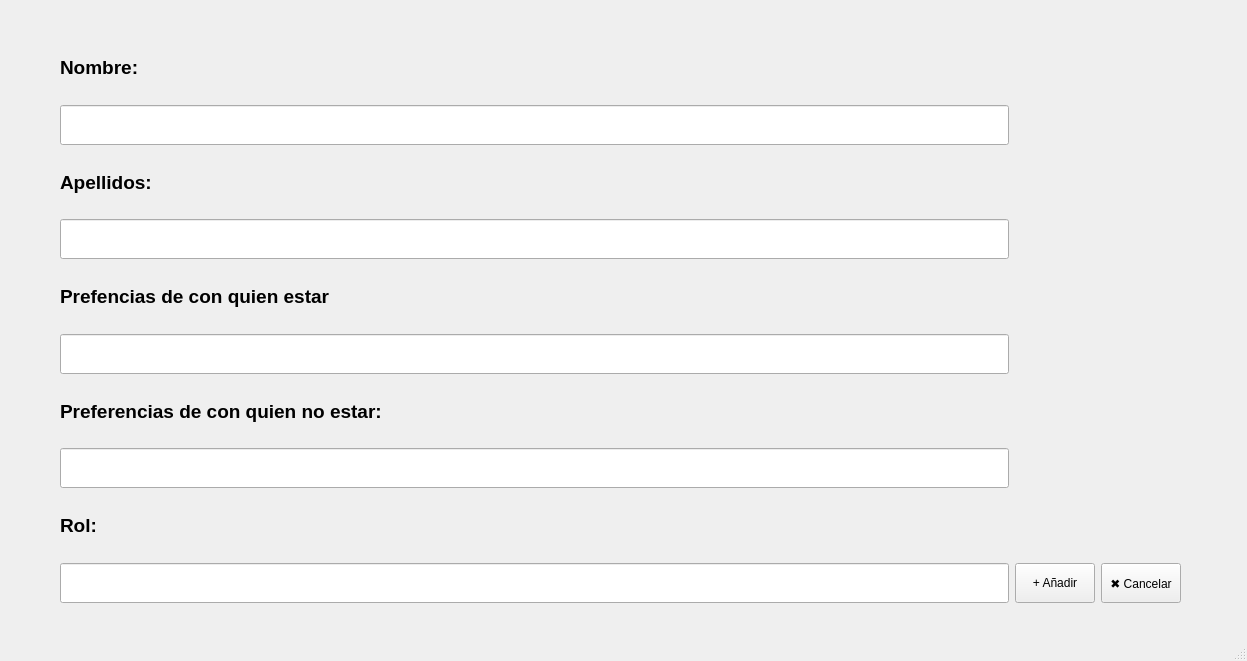
Before: the Qt Designer form Vistas/emergente_anadir_persona.ui in HugoRomeroMorales/Gestor-de-eventos, drawn with Qt 5.
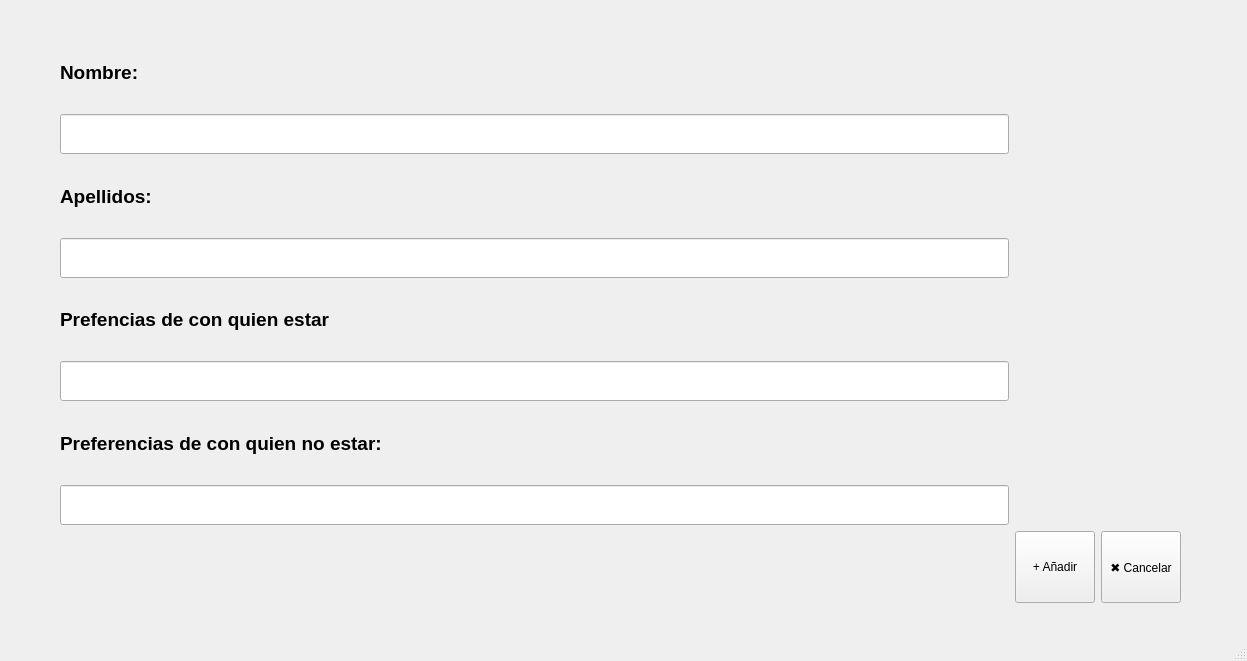
After: the same form once the commit is applied.

```diff
--- a/Vistas/emergente_anadir_persona.ui
+++ b/Vistas/emergente_anadir_persona.ui
@@ -27,32 +27,8 @@
     <property name="bottomMargin">
      <number>36</number>
     </property>
-    <item row="0" column="0">
-     <widget class="QLabel" name="lblTipo">
-      <property name="font">
-       <font>
-        <pointsize>14</pointsize>
-        <weight>75</weight>
-        <bold>true</bold>
-       </font>
-      </property>
-      <property name="text">
-       <string>Nombre:</string>
-      </property>
-     </widget>
-    </item>
-    <item row="1" column="0">
-     <widget class="QLineEdit" name="txtTipoEvento">
-      <property name="minimumSize">
-       <size>
-        <width>760</width>
-        <height>40</height>
-       </size>
-      </property>
-     </widget>
-    </item>
     <item row="5" column="0">
-     <widget class="QLineEdit" name="lineEdit">
+     <widget class="QLineEdit" name="txtPrefCon">
       <property name="minimumSize">
        <size>
         <width>760</width>
@@ -61,8 +37,8 @@
       </property>
      </widget>
     </item>
-    <item row="8" column="0">
-     <widget class="QLabel" name="lblUbicacion">
+    <item row="2" column="0">
+     <widget class="QLabel" name="lblOrganizadores">
       <property name="font">
        <font>
         <pointsize>14</pointsize>
@@ -71,11 +47,24 @@
        </font>
       </property>
       <property name="text">
-       <string>Rol:</string>
+       <string>Apellidos:</string>
       </property>
      </widget>
     </item>
-    <item row="9" column="1">
+    <item row="8" column="2">
+     <widget class="QPushButton" name="btnCancelar">
+      <property name="sizePolicy">
+       <sizepolicy hsizetype="Preferred" vsizetype="Preferred">
+        <horstretch>0</horstretch>
+        <verstretch>0</verstretch>
+       </sizepolicy>
+      </property>
+      <property name="text">
+       <string>✖ Cancelar</string>
+      </property>
+     </widget>
+    </item>
+    <item row="8" column="1">
      <widget class="QPushButton" name="btnAnadir">
       <property name="sizePolicy">
        <sizepolicy hsizetype="Preferred" vsizetype="Preferred">
@@ -88,8 +77,18 @@
       </property>
      </widget>
     </item>
-    <item row="6" column="0">
-     <widget class="QLabel" name="lblHora">
+    <item row="3" column="0">
+     <widget class="QLineEdit" name="txtApellidos">
+      <property name="minimumSize">
+       <size>
+        <width>760</width>
+        <height>40</height>
+       </size>
+      </property>
+     </widget>
+    </item>
+    <item row="0" column="0">
+     <widget class="QLabel" name="lblTipo">
       <property name="font">
        <font>
         <pointsize>14</pointsize>
@@ -98,7 +97,7 @@
        </font>
       </property>
       <property name="text">
-       <string>Preferencias de con quien no estar:</string>
+       <string>Nombre:</string>
       </property>
      </widget>
     </item>
@@ -116,33 +115,27 @@
       </property>
      </widget>
     </item>
-    <item row="9" column="0">
-     <layout class="QHBoxLayout" name="ubicacionYBotones" stretch="0">
-      <property name="spacing">
-       <number>12</number>
-      </property>
-      <item>
-       <widget class="QLineEdit" name="txtUbicacion">
-        <property name="minimumSize">
-         <size>
-          <width>760</width>
-          <height>40</height>
-         </size>
-        </property>
-       </widget>
-      </item>
-     </layout>
-    </item>
-    <item row="9" column="2">
-     <widget class="QPushButton" name="btnCancelar">
-      <property name="sizePolicy">
-       <sizepolicy hsizetype="Preferred" vsizetype="Preferred">
-        <horstretch>0</horstretch>
-        <verstretch>0</verstretch>
-       </sizepolicy>
+    <item row="6" column="0">
+     <widget class="QLabel" name="lblHora">
+      <property name="font">
+       <font>
+        <pointsize>14</pointsize>
+        <weight>75</weight>
+        <bold>true</bold>
+       </font>
       </property>
       <property name="text">
-       <string>✖ Cancelar</string>
+       <string>Preferencias de con quien no estar:</string>
+      </property>
+     </widget>
+    </item>
+    <item row="1" column="0">
+     <widget class="QLineEdit" name="txtNombre">
+      <property name="minimumSize">
+       <size>
+        <width>760</width>
+        <height>40</height>
+       </size>
       </property>
      </widget>
     </item>
@@ -159,32 +152,15 @@
       </property>
      </spacer>
     </item>
-    <item row="2" column="0">
-     <widget class="QLabel" name="lblOrganizadores">
-      <property name="font">
-       <font>
-        <pointsize>14</pointsize>
-        <weight>75</weight>
-        <bold>true</bold>
-       </font>
+    <item row="8" column="0">
+     <layout class="QHBoxLayout" name="ubicacionYBotones" stretch="">
+      <property name="spacing">
+       <number>12</number>
       </property>
-      <property name="text">
-       <string>Apellidos:</string>
-      </property>
-     </widget>
-    </item>
-    <item row="3" column="0">
-     <widget class="QLineEdit" name="txtOrganizadores">
-      <property name="minimumSize">
-       <size>
-        <width>760</width>
-        <height>40</height>
-       </size>
-      </property>
-     </widget>
+     </layout>
     </item>
     <item row="7" column="0">
-     <widget class="QLineEdit" name="lineEdit_2">
+     <widget class="QLineEdit" name="txtPrefSin">
       <property name="minimumSize">
        <size>
         <width>760</width>
@@ -201,7 +177,7 @@
      <x>0</x>
      <y>0</y>
      <width>1247</width>
-     <height>21</height>
+     <height>26</height>
     </rect>
    </property>
   </widget>
```
